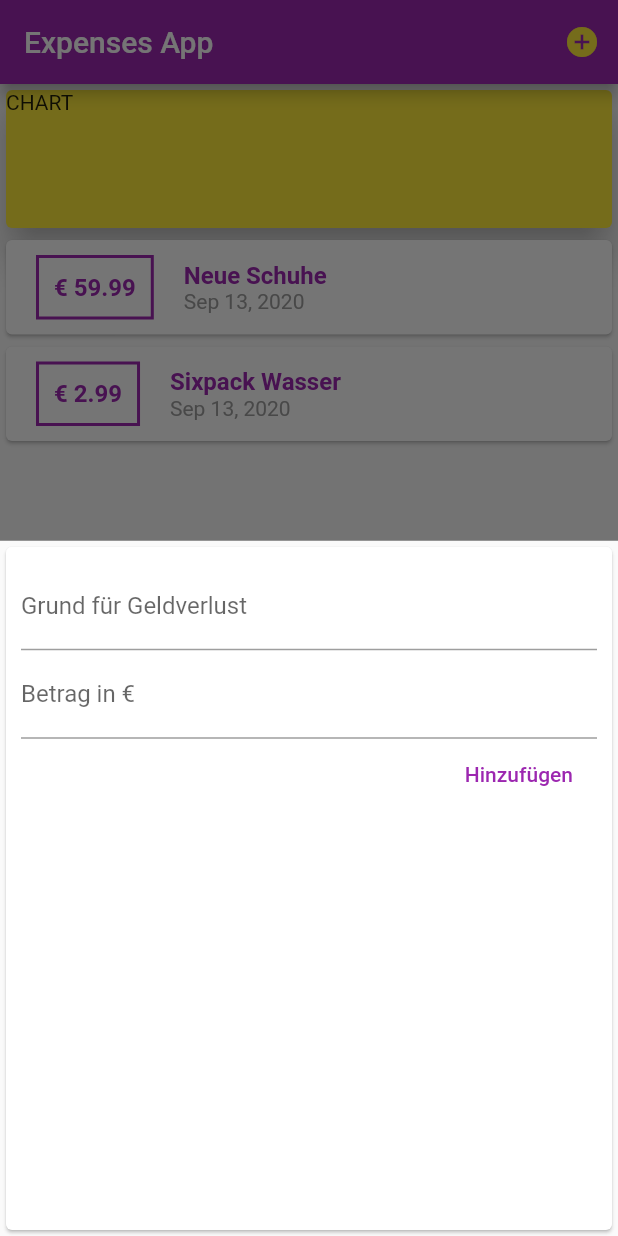
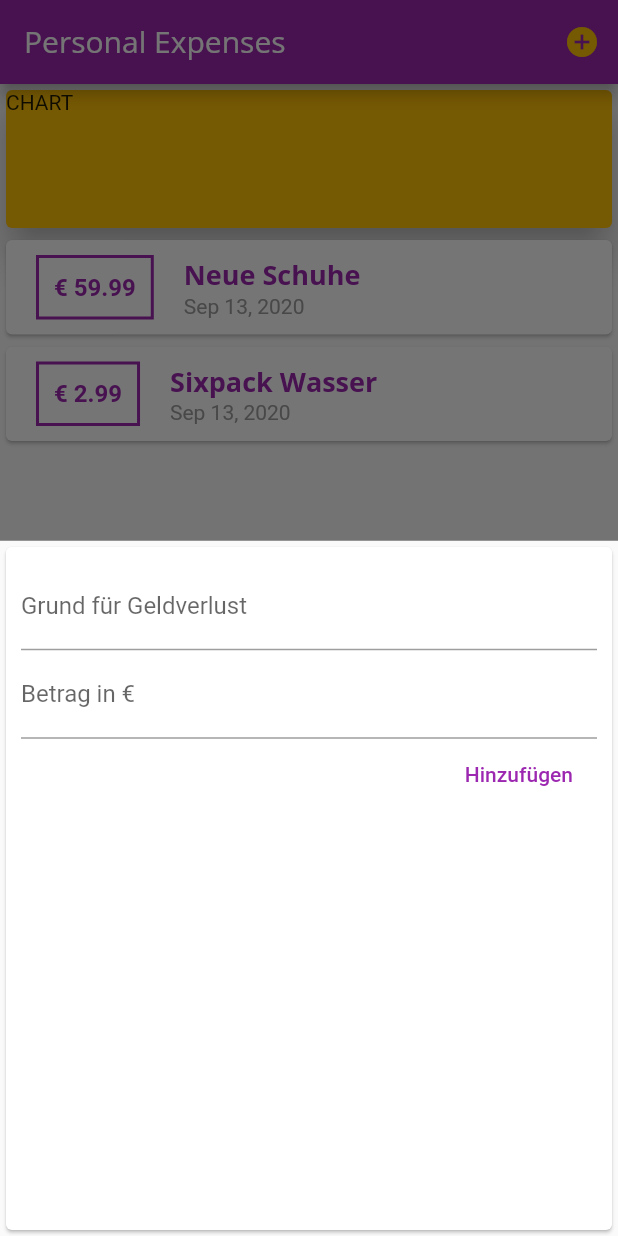
Before and after one commit to MrRobot420/expenses-app, a Flutter app: the screen it shows after launch, after a tap on the "add circle" icon, on a phone screen of 412 x 824 dp. Run offline on Flutter 3.47's test engine with Material 2 defaults, Android fonts, the phone set to English and light mode, and no system bars.

Commit message:
added global theme + added fonts

```diff
--- a/lib/main.dart
+++ b/lib/main.dart
@@ -10,7 +10,28 @@ class ExpensesApp extends StatelessWidget {
   @override
   Widget build(BuildContext context) {
     return MaterialApp(
-      title: 'Flutter App',
+      title: 'Expenses',
+      theme: ThemeData(
+        primarySwatch: Colors.purple,
+        accentColor: Colors.amber,
+        fontFamily: 'Quicksand',
+        textTheme: ThemeData.light().textTheme.copyWith(
+              headline6: TextStyle(
+                color: Colors.purple,
+                fontFamily: 'OpenSans',
+                fontWeight: FontWeight.bold,
+                fontSize: 18,
+              ),
+            ),
+        appBarTheme: AppBarTheme(
+          textTheme: ThemeData.light().textTheme.copyWith(
+                headline6: TextStyle(
+                  fontFamily: 'OpenSans',
+                  fontSize: 20,
+                ),
+              ),
+        ),
+      ),
       home: TransactionPage(),
     );
   }
@@ -63,13 +84,15 @@ class _TransactionPageState extends State<TransactionPage> {
   Widget build(BuildContext context) {
     return Scaffold(
       appBar: AppBar(
-        backgroundColor: Colors.purple,
-        title: Text('Expenses App'),
+        backgroundColor: Theme.of(context).primaryColor,
+        title: Text(
+          'Personal Expenses',
+        ),
         actions: <Widget>[
           IconButton(
             icon: Icon(
               Icons.add_circle,
-              color: Colors.yellow,
+              color: Theme.of(context).accentColor,
             ),
             onPressed: () => _startAddNewTransaction(context),
           )
@@ -84,7 +107,7 @@ class _TransactionPageState extends State<TransactionPage> {
               width: double.infinity,
               height: 100,
               child: Card(
-                color: Colors.yellow,
+                color: Theme.of(context).accentColor,
                 child: Text('CHART'),
                 elevation: 10,
               ),
@@ -97,10 +120,10 @@ class _TransactionPageState extends State<TransactionPage> {
       floatingActionButton: FloatingActionButton(
         child: Icon(
           Icons.add_circle,
-          color: Colors.yellow,
+          color: Theme.of(context).accentColor,
         ),
         onPressed: () => _startAddNewTransaction(context),
-        backgroundColor: Colors.purple,
+        backgroundColor: Theme.of(context).primaryColor,
       ),
     );
   }
--- a/lib/widgets/new_transactions.dart
+++ b/lib/widgets/new_transactions.dart
@@ -1,11 +1,18 @@
 import 'package:flutter/material.dart';
 
-class NewTransaction extends StatelessWidget {
-  final titleController = TextEditingController();
-  final amountController = TextEditingController();
+class NewTransaction extends StatefulWidget {
   final Function addTransactions;
 
   NewTransaction(this.addTransactions);
+
+  @override
+  _NewTransactionState createState() => _NewTransactionState();
+}
+
+class _NewTransactionState extends State<NewTransaction> {
+  final titleController = TextEditingController();
+
+  final amountController = TextEditingController();
 
   void submitEntry() {
     final enteredTitle = titleController.text;
@@ -15,10 +22,12 @@ class NewTransaction extends StatelessWidget {
       return;
     }
 
-    addTransactions(
+    widget.addTransactions(
       titleController.text,
       double.parse(amountController.text),
     );
+
+    Navigator.of(context).pop();
   }
 
   @override
--- a/lib/widgets/transaction_list.dart
+++ b/lib/widgets/transaction_list.dart
@@ -42,11 +42,7 @@ class TransactionList extends StatelessWidget {
                   children: <Widget>[
                     Text(
                       transactions[index].title,
-                      style: TextStyle(
-                        fontWeight: FontWeight.bold,
-                        fontSize: 16,
-                        color: Colors.purple,
-                      ),
+                      style: Theme.of(context).textTheme.headline6,
                     ),
                     Text(
                       DateFormat.yMMMd().format(transactions[index].date),
```
Also changed, not shown: pubspec.yaml (+13 -6 lines), assets/fonts/OpenSans-Bold.ttf (added), assets/fonts/OpenSans-Regular.ttf (added), assets/fonts/Quicksand-Bold.ttf (added), assets/fonts/Quicksand-Light.ttf (added), assets/fonts/Quicksand-Medium.ttf (added), assets/fonts/Quicksand-Regular.ttf (added).
